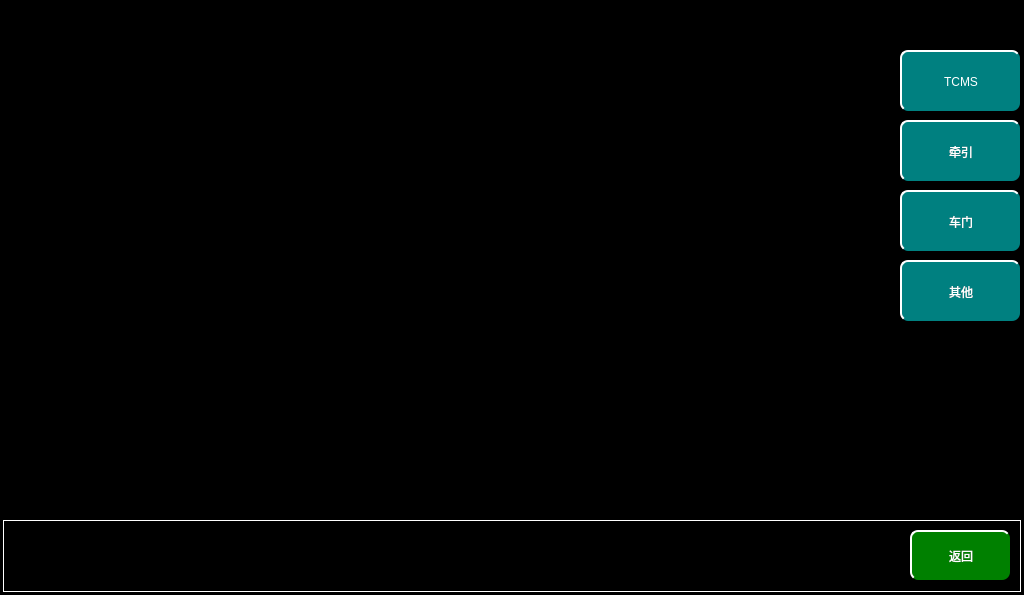
Old version of the form maintainceversionpage.ui in the repository mayue-crrc/ShenyangMetro9DB.
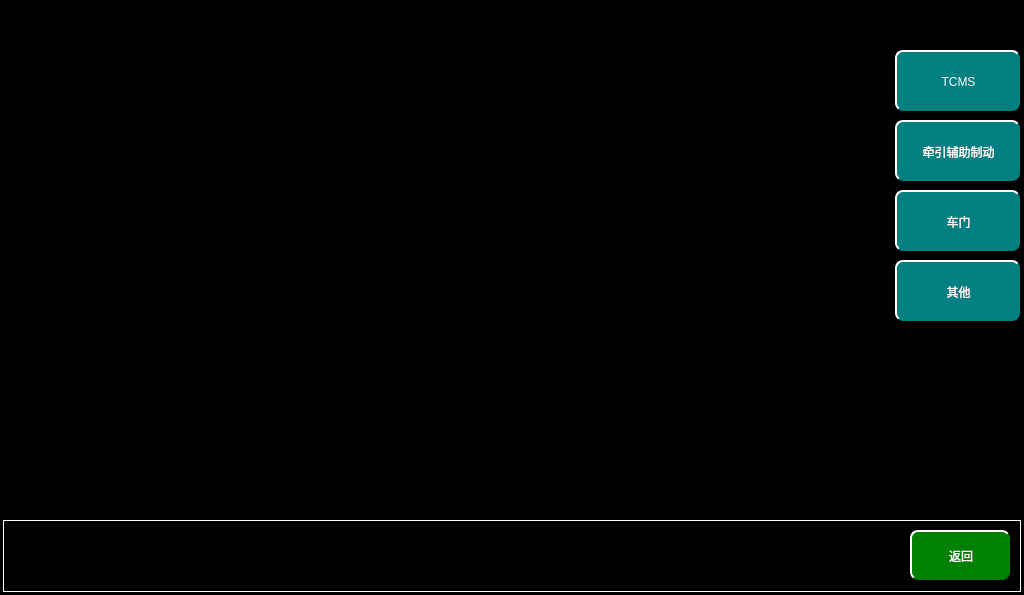
New version of the form.

Patch:
```diff
--- a/maintainceversionpage.ui
+++ b/maintainceversionpage.ui
@@ -85,9 +85,9 @@
   <widget class="QPushButton" name="TCMSVBtn">
    <property name="geometry">
     <rect>
-     <x>900</x>
+     <x>895</x>
      <y>50</y>
-     <width>120</width>
+     <width>125</width>
      <height>61</height>
     </rect>
    </property>
@@ -101,9 +101,9 @@
   <widget class="QPushButton" name="TCUVBtn">
    <property name="geometry">
     <rect>
-     <x>900</x>
+     <x>895</x>
      <y>120</y>
-     <width>120</width>
+     <width>125</width>
      <height>61</height>
     </rect>
    </property>
@@ -111,15 +111,15 @@
     <enum>Qt::NoFocus</enum>
    </property>
    <property name="text">
-    <string>牵引</string>
+    <string>牵引辅助制动</string>
    </property>
   </widget>
   <widget class="QPushButton" name="EDCUVBtn">
    <property name="geometry">
     <rect>
-     <x>900</x>
+     <x>895</x>
      <y>190</y>
-     <width>120</width>
+     <width>125</width>
      <height>61</height>
     </rect>
    </property>
@@ -133,9 +133,9 @@
   <widget class="QPushButton" name="OtherVBtn">
    <property name="geometry">
     <rect>
-     <x>900</x>
+     <x>895</x>
      <y>260</y>
-     <width>120</width>
+     <width>125</width>
      <height>61</height>
     </rect>
    </property>
@@ -246,9 +246,9 @@
    <property name="geometry">
     <rect>
      <x>20</x>
-     <y>20</y>
+     <y>10</y>
      <width>91</width>
-     <height>21</height>
+     <height>41</height>
     </rect>
    </property>
    <property name="text">
@@ -326,9 +326,9 @@
    <property name="geometry">
     <rect>
      <x>20</x>
-     <y>70</y>
+     <y>60</y>
      <width>91</width>
-     <height>21</height>
+     <height>41</height>
     </rect>
    </property>
    <property name="text">
@@ -454,9 +454,9 @@
    <property name="geometry">
     <rect>
      <x>20</x>
-     <y>120</y>
+     <y>110</y>
      <width>91</width>
-     <height>21</height>
+     <height>41</height>
     </rect>
    </property>
    <property name="text">
@@ -566,9 +566,9 @@
    <property name="geometry">
     <rect>
      <x>20</x>
-     <y>170</y>
+     <y>160</y>
      <width>91</width>
-     <height>21</height>
+     <height>41</height>
     </rect>
    </property>
    <property name="text">
@@ -678,9 +678,9 @@
    <property name="geometry">
     <rect>
      <x>20</x>
-     <y>220</y>
+     <y>210</y>
      <width>91</width>
-     <height>21</height>
+     <height>41</height>
     </rect>
    </property>
    <property name="text">
@@ -790,9 +790,9 @@
    <property name="geometry">
     <rect>
      <x>20</x>
-     <y>270</y>
+     <y>260</y>
      <width>91</width>
-     <height>21</height>
+     <height>41</height>
     </rect>
    </property>
    <property name="text">
@@ -902,9 +902,9 @@
    <property name="geometry">
     <rect>
      <x>20</x>
-     <y>320</y>
+     <y>310</y>
      <width>91</width>
-     <height>21</height>
+     <height>41</height>
     </rect>
    </property>
    <property name="text">
@@ -1014,9 +1014,9 @@
    <property name="geometry">
     <rect>
      <x>20</x>
-     <y>370</y>
+     <y>360</y>
      <width>91</width>
-     <height>21</height>
+     <height>41</height>
     </rect>
    </property>
    <property name="text">
@@ -1126,9 +1126,9 @@
    <property name="geometry">
     <rect>
      <x>20</x>
-     <y>420</y>
+     <y>410</y>
      <width>91</width>
-     <height>21</height>
+     <height>41</height>
     </rect>
    </property>
    <property name="text">
@@ -1238,9 +1238,9 @@
    <property name="geometry">
     <rect>
      <x>20</x>
-     <y>470</y>
+     <y>460</y>
      <width>91</width>
-     <height>21</height>
+     <height>41</height>
     </rect>
    </property>
    <property name="text">
```
